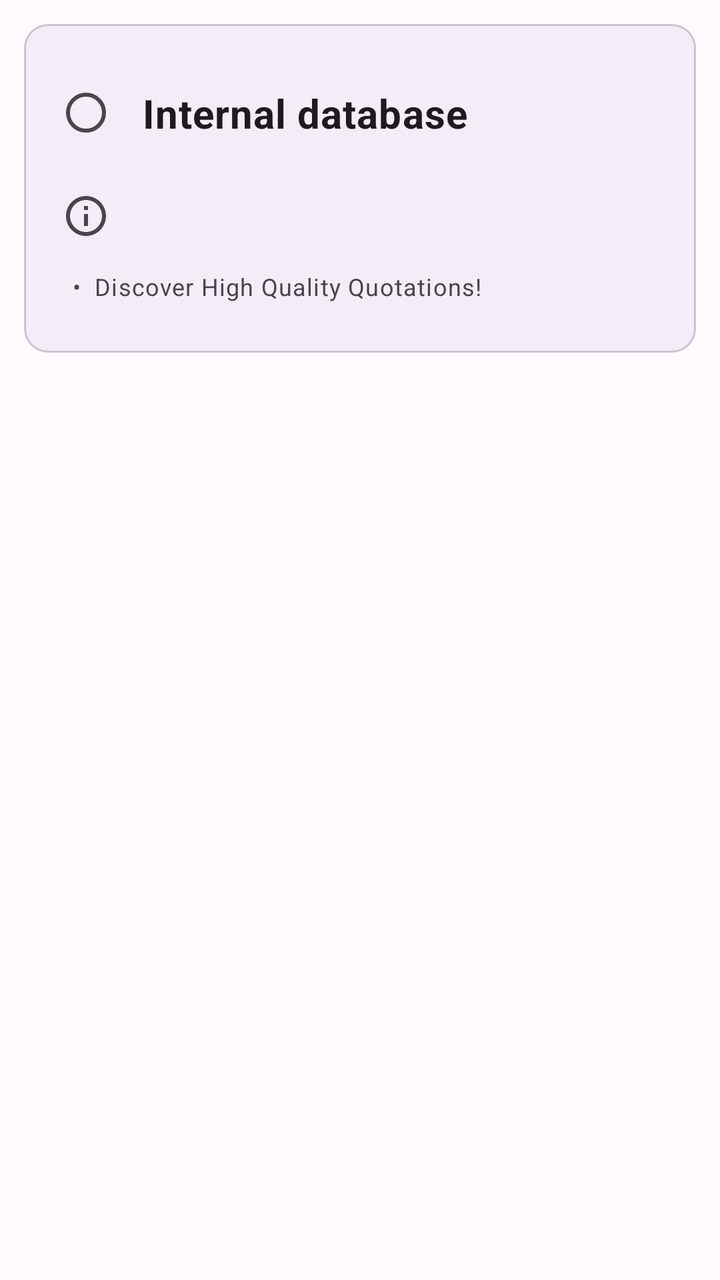
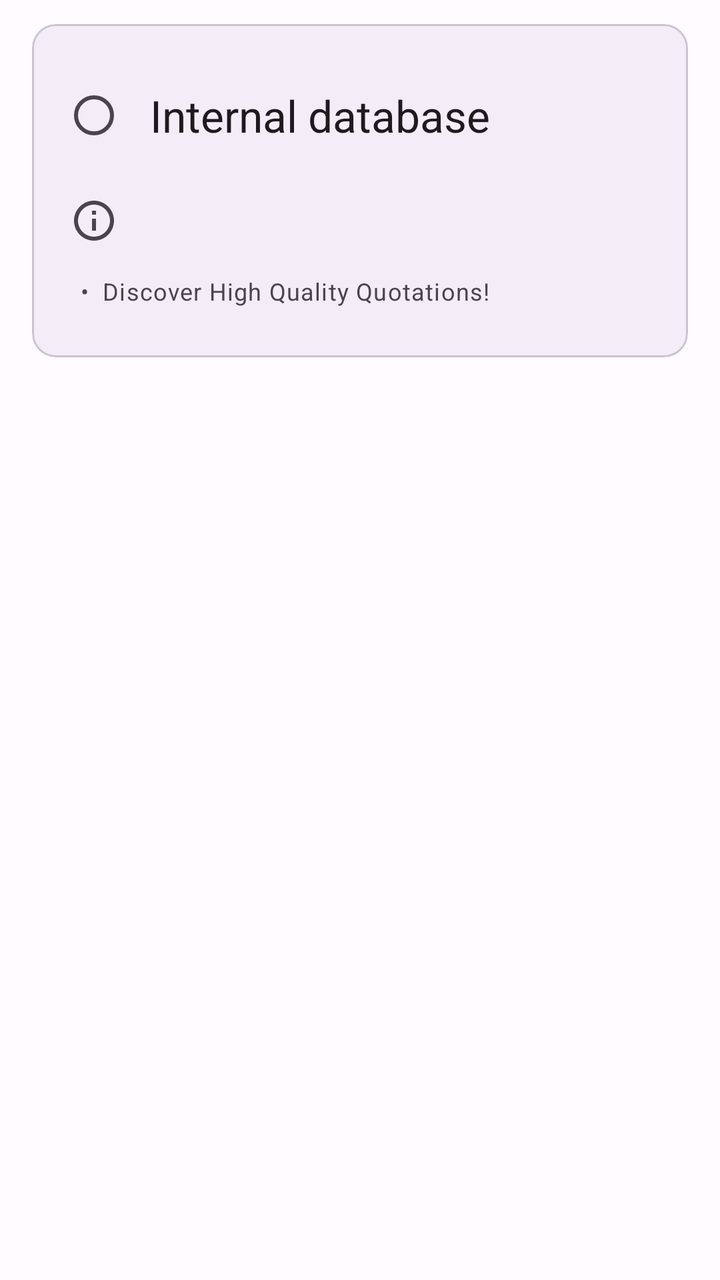

Before-and-after screenshots of an Android layout around one commit, followed by the original layout XML and the change that was made.
<!-- AndroidManifest.xml: application theme AppTheme -->
<!-- res/layout/fragment_quotations_tab_database_tab_internal.xml -->
<?xml version="1.0" encoding="utf-8"?>
<LinearLayout xmlns:android="http://schemas.android.com/apk/res/android"
    xmlns:app="http://schemas.android.com/apk/res-auto"
    android:id="@+id/fragmentDatabaseTabInternal"
    android:layout_width="match_parent"
    android:layout_height="match_parent"
    android:layout_weight="1"
    android:descendantFocusability="beforeDescendants"
    android:focusableInTouchMode="true"
    android:orientation="vertical"
    android:paddingStart="0dp"
    android:paddingEnd="0dp"
    android:theme="@style/AppTheme">

    <com.google.android.material.card.MaterialCardView
        android:id="@+id/cardViewDatabaseInternal"
        android:layout_width="match_parent"
        android:layout_height="wrap_content"
        android:layout_marginHorizontal="12dp"
        android:layout_marginTop="12dp"
        android:layout_marginBottom="12dp"
        app:cardBackgroundColor="?attr/colorSurfaceContainer"
        app:cardCornerRadius="12dp"
        app:cardElevation="0dp"
        app:cardPreventCornerOverlap="true"
        app:cardUseCompatPadding="false"
        app:contentPadding="3dp">

        <LinearLayout
            android:layout_width="match_parent"
            android:layout_height="wrap_content"
            android:orientation="vertical"
            android:padding="12dp">

            <RadioButton
                android:id="@+id/radioButtonDatabaseInternal"
                android:layout_width="match_parent"
                android:layout_height="wrap_content"
                android:paddingVertical="16dp"
                android:paddingStart="12dp"
                android:paddingEnd="0dp"
                android:text="@string/fragment_quotations_database_default_internal"
                android:textSize="20sp"
                android:textStyle="bold" />

            <TextView
                android:id="@+id/textViewInternalInfo"
                android:layout_width="match_parent"
                android:layout_height="wrap_content"
                android:paddingStart="4dp"
                android:paddingTop="10dp"
                android:paddingEnd="0dp"
                android:paddingBottom="10dp"
                android:text="@string/fragment_quotations_database_default_info"
                app:drawableStartCompat="@drawable/ic_info_24" />

            <TextView
                android:id="@+id/textViewInternal_0"
                android:layout_width="match_parent"
                android:layout_height="wrap_content"
                android:paddingStart="9dp"
                android:paddingTop="5dp"
                android:paddingEnd="0dp"
                android:paddingBottom="10dp"
                android:text="@string/fragment_quotations_database_default_0"
                android:textAppearance="?attr/textAppearanceBodySmall" />

        </LinearLayout>

    </com.google.android.material.card.MaterialCardView>

</LinearLayout>
<!-- resources referenced by this layout -->
<resources>
  <!-- drawable ic_info_24 (drawable) -->
  <vector xmlns:android="http://schemas.android.com/apk/res/android"
      android:width="24dp"
      android:height="24dp"
      android:tint="?attr/colorControlNormal"
      android:viewportWidth="24"
      android:viewportHeight="24">
      <path
          android:fillColor="@android:color/white"
          android:pathData="M11,7h2v2h-2zM11,11h2v6h-2zM12,2C6.48,2 2,6.48 2,12s4.48,10 10,10 10,-4.48 10,-10S17.52,2 12,2zM12,20c-4.41,0 -8,-3.59 -8,-8s3.59,-8 8,-8 8,3.59 8,8 -3.59,8 -8,8z" />
  </vector>
  <string name="fragment_quotations_database_default_0">\u2022  Discover High Quality Quotations!</string>
  <string name="fragment_quotations_database_default_info" />
  <string name="fragment_quotations_database_default_internal">Internal database</string>
  <color name="material3_primary">#6750A4</color>
  <color name="material3_on_primary">#FFFFFF</color>
  <color name="material3_primary_container">#EADDFF</color>
  <color name="material3_on_primary_container">#21005D</color>
  <color name="material3_secondary">#625B71</color>
  <color name="material3_on_secondary">#FFFFFF</color>
  <color name="material3_secondary_container">#E8DEF8</color>
  <color name="material3_on_secondary_container">#1D192B</color>
  <color name="material3_tertiary">#7D5260</color>
  <color name="material3_on_tertiary">#FFFFFF</color>
  <color name="material3_tertiary_container">#FFD8E4</color>
  <color name="material3_on_tertiary_container">#31111D</color>
  <color name="material3_error">#B3261E</color>
  <color name="material3_on_error">#FFFFFF</color>
  <color name="material3_error_container">#F9DEDC</color>
  <color name="material3_on_error_container">#410E0B</color>
  <color name="material3_background">#FFFBFE</color>
  <color name="material3_on_background">#1C1B1F</color>
  <color name="material3_surface">#FFFBFE</color>
  <color name="material3_on_surface">#1C1B1F</color>
  <color name="material3_surface_variant">#E7E0EB</color>
  <color name="material3_on_surface_variant">#49454F</color>
  <color name="material3_surface_container_lowest">#FFFFFF</color>
  <color name="material3_surface_container_low">#F7F2FA</color>
  <color name="material3_surface_container">#F3EDF7</color>
  <color name="material3_surface_container_high">#ECE6F0</color>
  <color name="material3_surface_container_highest">#E6E0E9</color>
  <color name="material3_outline">#79747E</color>
  <color name="material3_primary_variant">#3700B3</color>
  <style name="Widget.App.MaterialSwitch" parent="@style/Widget.Material3.CompoundButton.MaterialSwitch">
          <item name="thumbIcon">@drawable/switch_thumb_icon</item>
      </style>
  <!-- drawable switch_thumb_icon (drawable) -->
  <?xml version="1.0" encoding="utf-8"?>
  <selector xmlns:android="http://schemas.android.com/apk/res/android">
      <item android:drawable="@drawable/ic_check_24" android:state_checked="true" />
      <item android:drawable="@android:color/transparent" android:state_checked="false" />
  </selector>
  <!-- drawable ic_check_24 (drawable) -->
  <vector xmlns:android="http://schemas.android.com/apk/res/android"
      android:width="24dp"
      android:height="24dp"
      android:viewportWidth="24"
      android:viewportHeight="24">
      <path
          android:fillColor="@android:color/white"
          android:pathData="M9,16.17L4.83,12l-1.42,1.41L9,19 21,7l-1.41,-1.41z" />
  </vector>
  <!-- unchanged entries left out for length: 1 -->
</resources>

<!-- the commit's change to res/layout/fragment_quotations_tab_database_tab_internal.xml (unified diff, before → after) -->
@@ -16,7 +16,7 @@
         android:id="@+id/cardViewDatabaseInternal"
         android:layout_width="match_parent"
         android:layout_height="wrap_content"
-        android:layout_marginHorizontal="12dp"
+        android:layout_marginHorizontal="16dp"
         android:layout_marginTop="12dp"
         android:layout_marginBottom="12dp"
         app:cardBackgroundColor="?attr/colorSurfaceContainer"
@@ -40,8 +40,7 @@
                 android:paddingStart="12dp"
                 android:paddingEnd="0dp"
                 android:text="@string/fragment_quotations_database_default_internal"
-                android:textSize="20sp"
-                android:textStyle="bold" />
+                android:textAppearance="?attr/textAppearanceTitleLarge" />
 
             <TextView
                 android:id="@+id/textViewInternalInfo"
